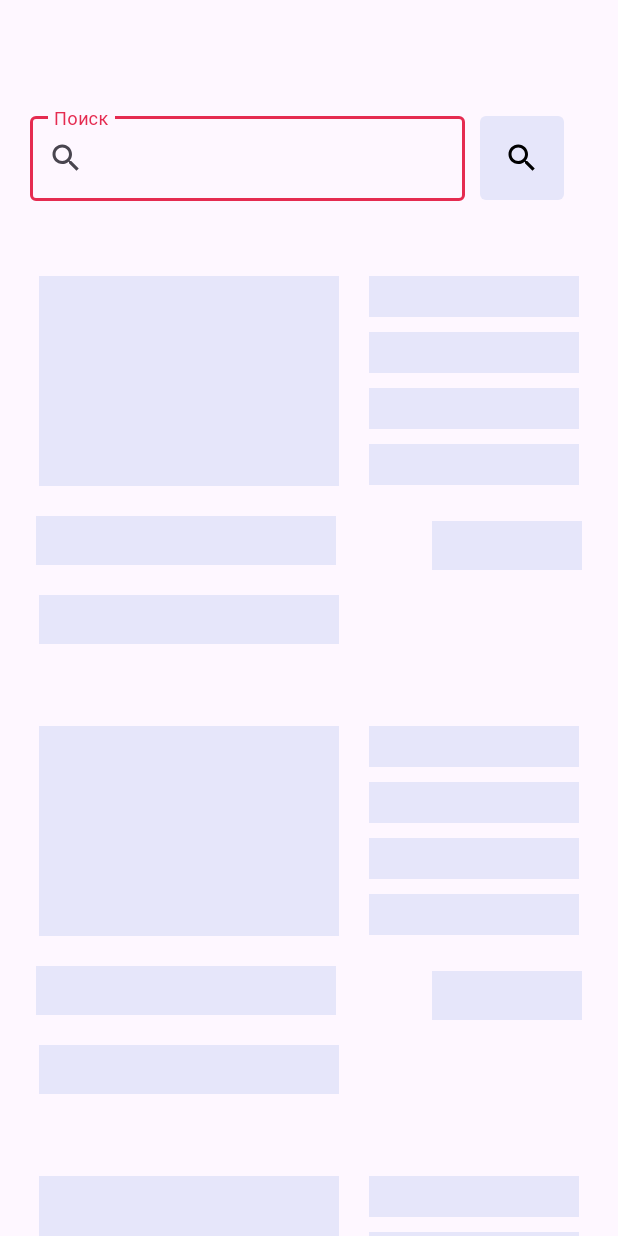
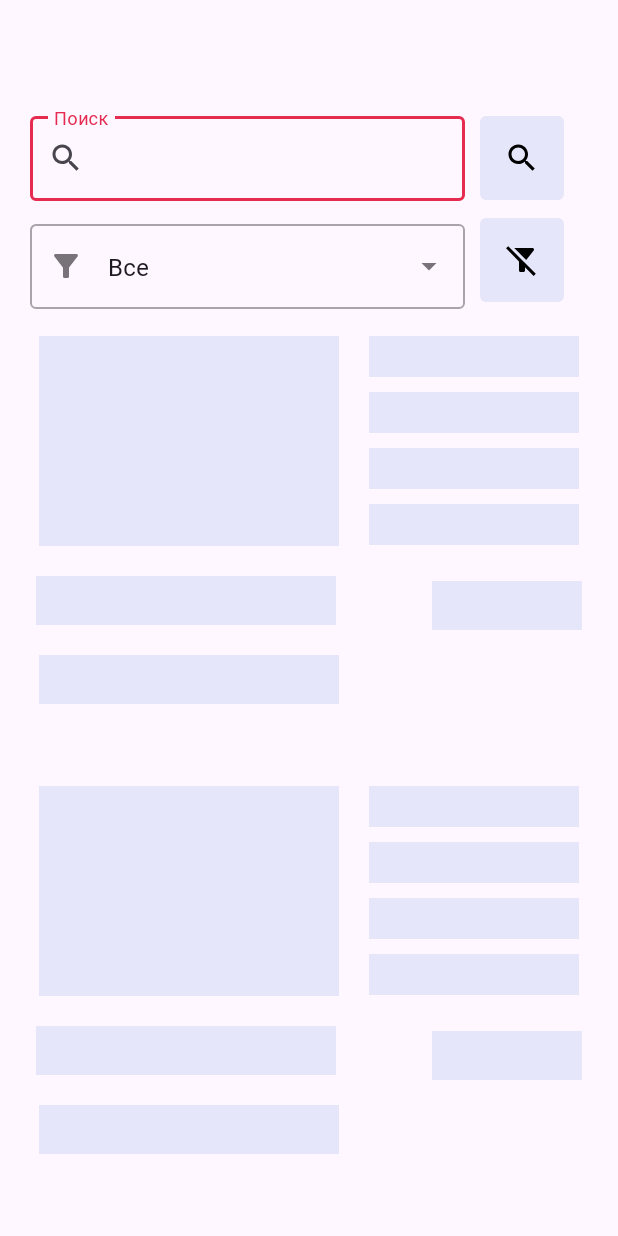
Before and after one commit to kapold/AndroidProject, an Android app: the layout activity_main.xml on its own in the app's theme, with its tools: preview values and no code run, on a phone screen of 412 x 824 dp. Run offline under Robolectric (Android 15) with nearby library versions, the phone set to English and light mode, and no system bars; Roboto replaces fonts that are not available here.

Commit message:
Added filtration. Realese product version(maybe...)

```diff
--- a/Eventos/app/src/main/java/by/adamovich/eventos/MyRequestsActivity.java
+++ b/Eventos/app/src/main/java/by/adamovich/eventos/MyRequestsActivity.java
@@ -44,6 +44,8 @@ public class MyRequestsActivity extends AppCompatActivity {
         try{
             new Thread(() -> {
                 List<Request> resultList = DataManager.psHandler.getRequestsFromUser(DataManager.user);
+                if (resultList == null)
+                    return;
                 MyRequestAdapter myRequestAdapter = new MyRequestAdapter(this, resultList);
 
                 Handler handler = new Handler(Looper.getMainLooper());
--- a/Eventos/app/src/main/java/by/adamovich/eventos/RequestsActivity.java
+++ b/Eventos/app/src/main/java/by/adamovich/eventos/RequestsActivity.java
@@ -46,6 +46,8 @@ public class RequestsActivity extends AppCompatActivity {
         try{
             new Thread(() -> {
                 List<Request> resultList = DataManager.psHandler.getRequestsToUser(DataManager.user);
+                if (resultList == null)
+                    return;
                 RequestAdapter requestAdapter = new RequestAdapter(this, resultList);
 
                 Handler handler = new Handler(Looper.getMainLooper());
--- a/Eventos/app/src/main/java/by/adamovich/eventos/models/DataManager.java
+++ b/Eventos/app/src/main/java/by/adamovich/eventos/models/DataManager.java
@@ -5,6 +5,7 @@ import by.adamovich.eventos.databases.PostgresHandler;
 public class DataManager {
     public static User user;
     public static PostgresHandler psHandler;
+    public static String filter = "";
 
     public static void loadDatabase(){
         if (psHandler == null)
--- /dev/null
+++ b/Eventos/app/src/main/res/drawable/ic_baseline_filter_24.xml
@@ -0,0 +1,5 @@
+<vector android:height="24dp" android:tint="#000000"
+    android:viewportHeight="24" android:viewportWidth="24"
+    android:width="24dp" xmlns:android="http://schemas.android.com/apk/res/android">
+    <path android:fillColor="@android:color/white" android:pathData="M4.25,5.61C6.27,8.2 10,13 10,13v6c0,0.55 0.45,1 1,1h2c0.55,0 1,-0.45 1,-1v-6c0,0 3.72,-4.8 5.74,-7.39C20.25,4.95 19.78,4 18.95,4H5.04C4.21,4 3.74,4.95 4.25,5.61z"/>
+</vector>
--- /dev/null
+++ b/Eventos/app/src/main/res/drawable/ic_baseline_filter_off_24.xml
@@ -0,0 +1,6 @@
+<vector android:height="24dp" android:tint="#000000"
+    android:viewportHeight="24" android:viewportWidth="24"
+    android:width="24dp" xmlns:android="http://schemas.android.com/apk/res/android">
+    <path android:fillColor="@android:color/white" android:pathData="M19.79,5.61C20.3,4.95 19.83,4 19,4H6.83l7.97,7.97L19.79,5.61z"/>
+    <path android:fillColor="@android:color/white" android:pathData="M2.81,2.81L1.39,4.22L10,13v6c0,0.55 0.45,1 1,1h2c0.55,0 1,-0.45 1,-1v-2.17l5.78,5.78l1.41,-1.41L2.81,2.81z"/>
+</vector>
--- a/Eventos/app/src/main/res/layout/activity_main.xml
+++ b/Eventos/app/src/main/res/layout/activity_main.xml
@@ -36,6 +36,27 @@
 
             </com.google.android.material.textfield.TextInputLayout>
 
+            <com.google.android.material.textfield.TextInputLayout
+                android:id="@+id/filterTIL"
+                style="@style/Widget.MaterialComponents.TextInputLayout.OutlinedBox.ExposedDropdownMenu"
+                android:layout_width="290dp"
+                android:layout_height="wrap_content"
+                android:layout_marginLeft="20dp"
+                android:layout_marginTop="10dp"
+                app:layout_constraintStart_toStartOf="parent"
+                app:layout_constraintTop_toBottomOf="@+id/searchTIL"
+                app:startIconDrawable="@drawable/ic_baseline_filter_24">
+
+                <AutoCompleteTextView
+                    android:id="@+id/filterACTV"
+                    android:layout_width="match_parent"
+                    android:layout_height="match_parent"
+                    android:layout_weight="1"
+                    android:inputType="none"
+                    android:text="Все"/>
+
+            </com.google.android.material.textfield.TextInputLayout>
+
             <androidx.swiperefreshlayout.widget.SwipeRefreshLayout
                 android:id="@+id/refreshLayout"
                 android:layout_width="match_parent"
@@ -43,14 +64,14 @@
                 app:layout_constraintBottom_toBottomOf="parent"
                 app:layout_constraintEnd_toEndOf="parent"
                 app:layout_constraintStart_toStartOf="parent"
-                android:layout_marginTop="90dp"
+                android:layout_marginTop="140dp"
                 app:layout_constraintTop_toBottomOf="@+id/searchTIL">
 
                 <androidx.recyclerview.widget.RecyclerView
                     android:id="@+id/eventsRecycler"
                     android:layout_width="match_parent"
                     android:layout_height="match_parent"
-                    android:layout_marginTop="90dp"
+                    android:layout_marginTop="140dp"
                     android:visibility="gone"
                     app:layoutManager="androidx.recyclerview.widget.LinearLayoutManager"
                     app:layout_constraintBottom_toBottomOf="parent"
@@ -62,7 +83,7 @@
 
             <com.facebook.shimmer.ShimmerFrameLayout
                 android:id="@+id/shimmerLayout"
-                android:layout_marginTop="100dp"
+                android:layout_marginTop="140dp"
                 android:layout_width="match_parent"
                 android:layout_height="match_parent"
                 android:layout_gravity="center"
@@ -92,7 +113,7 @@
 
             <ImageButton
                 android:id="@+id/searchButton"
-                android:onClick="searchEvent"
+                android:onClick="searchEventBtn"
                 android:layout_width="56dp"
                 android:layout_height="56dp"
                 android:background="@drawable/round_corner"
@@ -102,6 +123,19 @@
                 app:layout_constraintStart_toEndOf="@+id/searchTIL"
                 app:layout_constraintTop_toTopOf="parent"
                 app:srcCompat="@drawable/ic_baseline_search_24" />
+
+            <ImageButton
+                android:id="@+id/clearFilterBtn"
+                android:layout_width="56dp"
+                android:onClick="clearFilter"
+                android:layout_height="56dp"
+                android:layout_marginLeft="10dp"
+                android:layout_marginTop="12dp"
+                android:background="@drawable/round_corner"
+                android:padding="1dp"
+                app:layout_constraintStart_toEndOf="@+id/searchTIL"
+                app:layout_constraintTop_toBottomOf="@+id/searchButton"
+                app:srcCompat="@drawable/ic_baseline_filter_off_24" />
 
 
         </androidx.constraintlayout.widget.ConstraintLayout>
```
Also changed, not shown: Eventos/app/src/main/java/by/adamovich/eventos/MainActivity.java (+54 -5 lines), Eventos/app/src/main/res/layout/dropdown_item.xml (added, +7 -0 lines).
